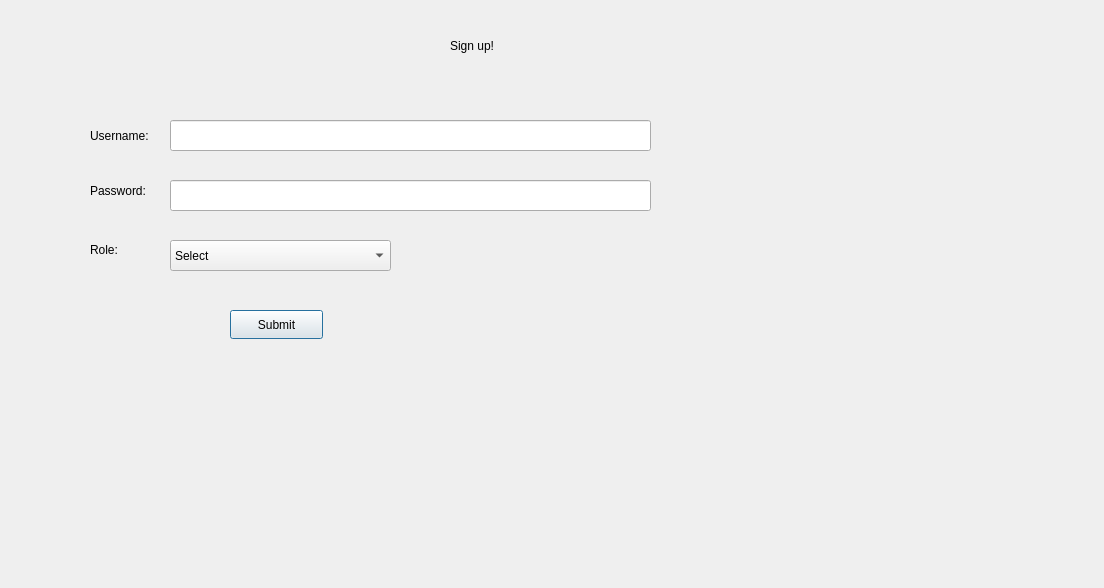
The window that register.ui (swostika77/Vehicle-Rental-System) describes before a commit, drawn with Qt 5.
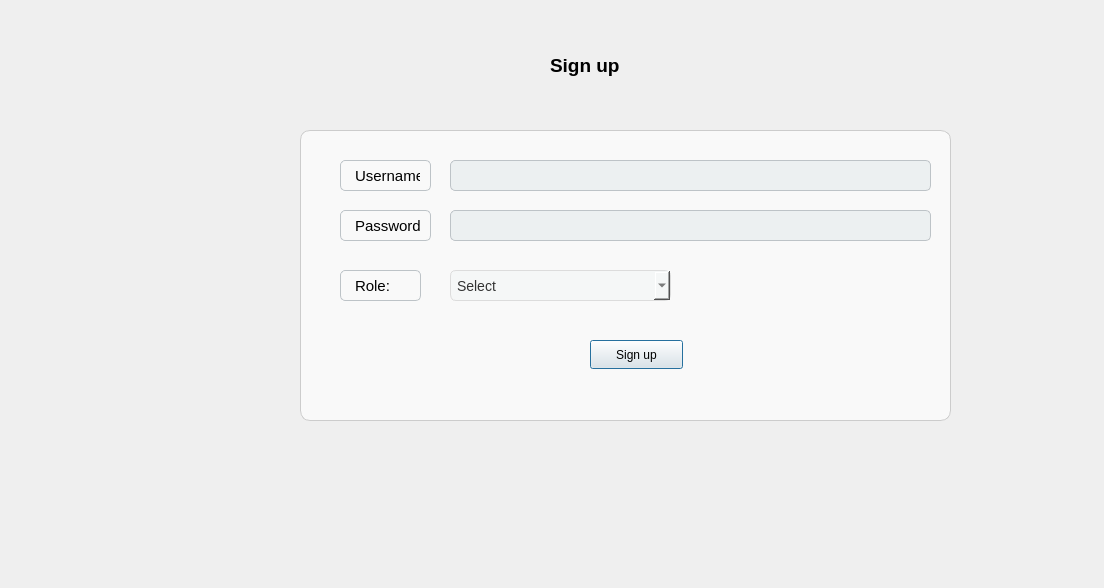
The same window after the commit.

The edit to the form file:
```diff
--- a/register.ui
+++ b/register.ui
@@ -19,87 +19,187 @@
   <widget class="QLabel" name="label">
    <property name="geometry">
     <rect>
-     <x>450</x>
-     <y>30</y>
-     <width>191</width>
+     <x>550</x>
+     <y>50</y>
+     <width>131</width>
      <height>31</height>
     </rect>
    </property>
+   <property name="styleSheet">
+    <string notr="true">
+font-family: Arial;
+font-size: 14pt;
+font-weight: bold;
+color: Black;
+</string>
+   </property>
    <property name="text">
-    <string>Sign up!</string>
+    <string>Sign up</string>
    </property>
   </widget>
+  <widget class="QFrame" name="frame">
+   <property name="geometry">
+    <rect>
+     <x>300</x>
+     <y>130</y>
+     <width>651</width>
+     <height>291</height>
+    </rect>
+   </property>
+   <property name="styleSheet">
+    <string notr="true">QFrame{
+ background-color: #f9f9f9;         
+    border: 1px solid #ccc;            
+    border-radius: 10px;    
+}
+</string>
+   </property>
+   <property name="frameShape">
+    <enum>QFrame::Shape::StyledPanel</enum>
+   </property>
+   <property name="frameShadow">
+    <enum>QFrame::Shadow::Raised</enum>
+   </property>
   <widget class="QLabel" name="label_2">
    <property name="geometry">
     <rect>
-     <x>90</x>
-     <y>120</y>
-     <width>81</width>
+      <x>40</x>
+      <y>30</y>
+      <width>91</width>
      <height>31</height>
     </rect>
    </property>
+    <property name="styleSheet">
+     <string notr="true">QLabel {
+    font-size: 15px;
+    color: black;
+font-weight=bold;
+border: 1px solid #bdc3c7;
+    border-radius: 5px;
+    padding: 6px 10px;
+}
+</string>
+    </property>
    <property name="text">
     <string>Username:</string>
    </property>
   </widget>
-  <widget class="QLabel" name="label_3">
-   <property name="geometry">
-    <rect>
-     <x>90</x>
-     <y>180</y>
-     <width>71</width>
-     <height>21</height>
-    </rect>
-   </property>
-   <property name="text">
-    <string>Password:</string>
-   </property>
-  </widget>
-  <widget class="QLabel" name="label_4">
-   <property name="geometry">
-    <rect>
-     <x>90</x>
-     <y>240</y>
-     <width>62</width>
-     <height>20</height>
-    </rect>
-   </property>
-   <property name="text">
-    <string>Role:</string>
-   </property>
-  </widget>
   <widget class="QLineEdit" name="Susername">
    <property name="geometry">
     <rect>
-     <x>170</x>
-     <y>120</y>
+      <x>150</x>
+      <y>30</y>
      <width>481</width>
      <height>31</height>
     </rect>
    </property>
+    <property name="styleSheet">
+     <string notr="true">QLineEdit {
+    border: 1px solid #bdc3c7;
+    border-radius: 5px;
+    padding: 6px 10px;
+    font-size: 14px;
+    background-color: #ecf0f1;
+}
+
+QLineEdit:focus {
+    border: 1px solid #3498db;
+    background-color: #ffffff;
+}</string>
+    </property>
   </widget>
   <widget class="QLineEdit" name="Spassword">
    <property name="geometry">
     <rect>
-     <x>170</x>
-     <y>180</y>
+      <x>150</x>
+      <y>80</y>
      <width>481</width>
      <height>31</height>
     </rect>
    </property>
+    <property name="styleSheet">
+     <string notr="true">QLineEdit {
+    border: 1px solid #bdc3c7;
+    border-radius: 5px;
+    padding: 6px 10px;
+    font-size: 14px;
+    background-color: #ecf0f1;
+}
+
+QLineEdit:focus {
+    border: 1px solid #3498db;
+    background-color: #ffffff;
+}</string>
+    </property>
    <property name="echoMode">
     <enum>QLineEdit::EchoMode::Password</enum>
    </property>
   </widget>
+   <widget class="QLabel" name="label_3">
+    <property name="geometry">
+     <rect>
+      <x>40</x>
+      <y>80</y>
+      <width>91</width>
+      <height>31</height>
+     </rect>
+    </property>
+    <property name="styleSheet">
+     <string notr="true">QLabel {
+    font-size: 15px;
+    color: black;
+font-weight=bold;
+border: 1px solid #bdc3c7;
+    border-radius: 5px;
+    padding: 6px 10px;
+}
+
+</string>
+    </property>
+    <property name="text">
+     <string>Password:</string>
+    </property>
+   </widget>
   <widget class="QComboBox" name="comboBox">
    <property name="geometry">
     <rect>
-     <x>170</x>
-     <y>240</y>
+      <x>150</x>
+      <y>140</y>
      <width>221</width>
      <height>31</height>
     </rect>
    </property>
+    <property name="styleSheet">
+     <string notr="true">QComboBox {
+    background-color: #f5f7f7;
+    border: 1px solid #dcdcdc;
+    border-radius: 6px;
+    padding: 6px;
+    font-size: 14px;
+    color: #333;
+}
+
+QComboBox:hover {
+    border: 1px solid #aaa;
+}
+
+/* Drop-down popup */
+QComboBox QAbstractItemView {
+    background: #ffffff;
+    border: 1px solid #ccc;
+    selection-background-color: #e6e6e6;
+}
+
+
+QPushButton#signupButton {
+    background-color: #f9f9f9;
+    color: #333;
+    border: 1px solid #ccc;
+    border-radius: 6px;
+    padding: 6px 14px;
+    font-size: 14px;
+}</string>
+    </property>
    <item>
     <property name="text">
      <string>Select</string>
@@ -116,19 +216,49 @@
     </property>
    </item>
   </widget>
+   <widget class="QLabel" name="label_4">
+    <property name="geometry">
+     <rect>
+      <x>40</x>
+      <y>140</y>
+      <width>81</width>
+      <height>31</height>
+     </rect>
+    </property>
+    <property name="styleSheet">
+     <string notr="true">QLabel {
+    font-size: 15px;
+    color: black;
+font-weight=bold;
+border: 1px solid #bdc3c7;
+    border-radius: 5px;
+    padding: 6px 10px;
+}
+
+
+</string>
+    </property>
+    <property name="text">
+     <string>Role:</string>
+    </property>
+   </widget>
   <widget class="QPushButton" name="submit">
    <property name="geometry">
     <rect>
-     <x>230</x>
-     <y>310</y>
+      <x>290</x>
+      <y>210</y>
      <width>93</width>
      <height>29</height>
     </rect>
    </property>
    <property name="text">
-    <string>Submit</string>
-   </property>
-  </widget>
+     <string>Sign up</string>
+    </property>
+   </widget>
+  </widget>
+  <zorder>frame</zorder>
+  <zorder>label</zorder>
+  <zorder></zorder>
  </widget>
  <resources/>
  <connections/>
```
Lines whose indentation alone changed are shown as unchanged.
